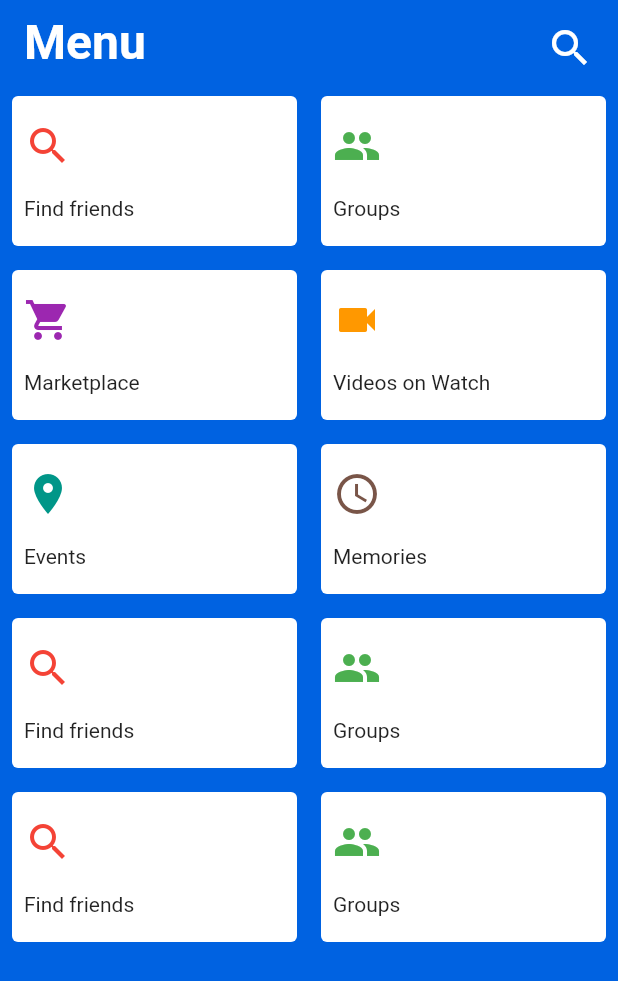
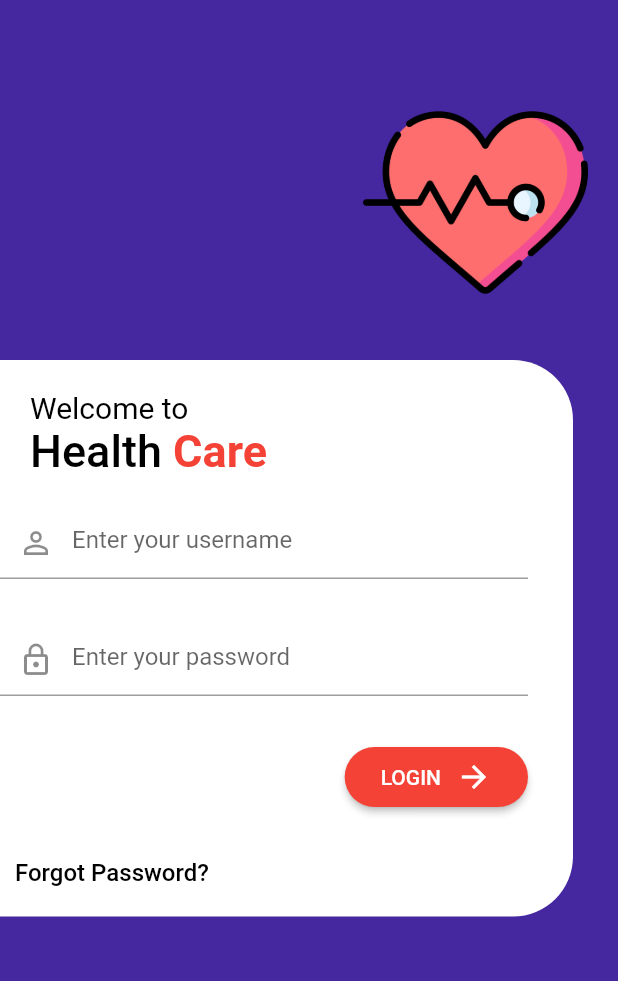
Before and after one commit to eldetulado/Flutter-UI, a Flutter app: the screen it shows after launch, on a phone screen of 412 x 824 dp. Shown: the top 981 px of the screen. Run offline on Flutter 3.47's test engine with Material 2 defaults, Android fonts, the phone set to English and light mode, and no system bars; our stand-ins replace google_fonts.

Commit message:
challenge flutter login for course flutter

```diff
--- /dev/null
+++ b/lib/course_pages/second_class_page.dart
@@ -0,0 +1,151 @@
+import 'package:flutter/material.dart';
+
+class SecondClassPage extends StatelessWidget {
+  @override
+  Widget build(BuildContext context) {
+    return Scaffold(
+      backgroundColor: Colors.deepPurple[800],
+      body: SingleChildScrollView(
+        child: Container(
+          width: double.infinity,
+          padding: EdgeInsets.symmetric(vertical: 40),
+          child: Column(
+            children: <Widget>[
+              _image(),
+              _form(),
+            ],
+          ),
+        ),
+      ),
+    );
+  }
+
+  Widget _image() {
+    return Container(
+      margin: EdgeInsets.only(top: 20, right: 20),
+      alignment: Alignment.centerRight,
+      child: Image.asset(
+        'assets/images/health.png',
+        width: 150,
+        fit: BoxFit.cover,
+      ),
+    );
+  }
+
+  Widget _titleForm() {
+    return Container(
+      padding: EdgeInsets.only(left: 20),
+      child: Column(
+        crossAxisAlignment: CrossAxisAlignment.start,
+        children: <Widget>[
+          Text(
+            'Welcome to',
+            style: TextStyle(
+              fontSize: 20,
+              color: Colors.black,
+            ),
+          ),
+          Row(
+            mainAxisSize: MainAxisSize.min,
+            children: <Widget>[
+              Text(
+                'Health ',
+                style: TextStyle(
+                  fontSize: 30,
+                  fontWeight: FontWeight.w500,
+                  color: Colors.black,
+                ),
+              ),
+              Text(
+                'Care',
+                style: TextStyle(
+                  fontSize: 30,
+                  fontWeight: FontWeight.bold,
+                  color: Colors.red,
+                ),
+              ),
+            ],
+          )
+        ],
+      ),
+    );
+  }
+
+  Widget _button() {
+    return Container(
+      alignment: Alignment.centerRight,
+      child: RaisedButton(
+        onPressed: () {},
+        shape: StadiumBorder(),
+        color: Colors.red,
+        child: Padding(
+          padding: const EdgeInsets.all(8.0),
+          child: Row(
+            mainAxisSize: MainAxisSize.min,
+            children: <Widget>[
+              Text('LOGIN'),
+              SizedBox(width: 10),
+              Icon(Icons.arrow_forward, color: Colors.white),
+            ],
+          ),
+        ),
+        textColor: Colors.white,
+      ),
+    );
+  }
+
+  Widget _textForget() {
+    return Padding(
+      padding: const EdgeInsets.only(left: 10),
+      child: Text(
+        'Forgot Password?',
+        style: TextStyle(
+          fontSize: 16,
+          color: Colors.black,
+          fontWeight: FontWeight.w500,
+        ),
+      ),
+    );
+  }
+
+  Widget _form() {
+    return Container(
+      decoration: BoxDecoration(
+        color: Colors.white,
+        borderRadius: BorderRadius.only(
+          topRight: Radius.circular(40),
+          bottomRight: Radius.circular(40),
+        ),
+      ),
+      margin: EdgeInsets.only(right: 30, top: 30),
+      padding: EdgeInsets.only(top: 20, bottom: 20, right: 30),
+      child: Column(
+        crossAxisAlignment: CrossAxisAlignment.start,
+        children: <Widget>[
+          _titleForm(),
+          SizedBox(height: 20),
+          TextField(
+            decoration: InputDecoration(
+              border: UnderlineInputBorder(),
+              hintText: 'Enter your username',
+              prefixIcon: Icon(Icons.person_outline),
+            ),
+          ),
+          SizedBox(height: 30),
+          TextField(
+            decoration: InputDecoration(
+              border: UnderlineInputBorder(),
+              hintText: 'Enter your password',
+              prefixIcon: Icon(Icons.lock_outline),
+            ),
+            obscureText: true,
+          ),
+          SizedBox(height: 30),
+          _button(),
+          SizedBox(height: 30),
+          _textForget(),
+        ],
+      ),
+    );
+  }
+}
--- a/lib/main.dart
+++ b/lib/main.dart
@@ -1,6 +1,7 @@
 import 'package:flutter/material.dart';
 import 'package:flutter/services.dart';
 import 'package:flutter_challenge/course_pages/first_class_page.dart';
+import 'package:flutter_challenge/course_pages/second_class_page.dart';
 import 'package:flutter_challenge/pages/first_page.dart';
 import 'package:flutter_challenge/pages/second_page.dart';
 
@@ -21,11 +22,12 @@ class MyApp extends StatelessWidget {
       title: 'Flutter Demo',
       debugShowCheckedModeBanner: false,
       theme: ThemeData(primarySwatch: Colors.blue),
-      initialRoute: 'first_class',
+      initialRoute: 'second_class',
       routes: {
         'first': (_) => FirstPage(),
         'first_class': (_) => FirstClassPage(),
         'second': (_) => SecondPage(),
+        'second_class' : (_) => SecondClassPage()
       },
     );
   }
```
Also changed, not shown: assets/images/health.png (added).
